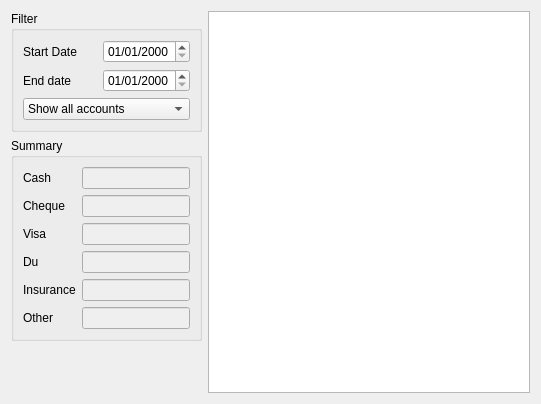
Before: the Qt Designer form plugins/accountplugin/accountview.ui in FreeHealth/freehealth, drawn with Qt 5.
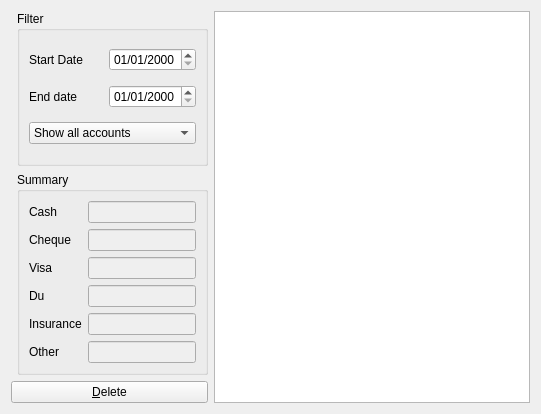
After: the same form once the commit is applied.

The edit to the form file:
```diff
--- a/plugins/accountplugin/accountview.ui
+++ b/plugins/accountplugin/accountview.ui
@@ -7,7 +7,7 @@
     <x>0</x>
     <y>0</y>
     <width>541</width>
-    <height>404</height>
+    <height>414</height>
    </rect>
   </property>
   <property name="windowTitle">
@@ -194,6 +194,13 @@
      </layout>
     </widget>
    </item>
+   <item row="2" column="0" colspan="2">
+    <widget class="QPushButton" name="deleteButton">
+     <property name="text">
+      <string>&amp;Delete</string>
+     </property>
+    </widget>
+   </item>
   </layout>
  </widget>
  <resources/>
```
